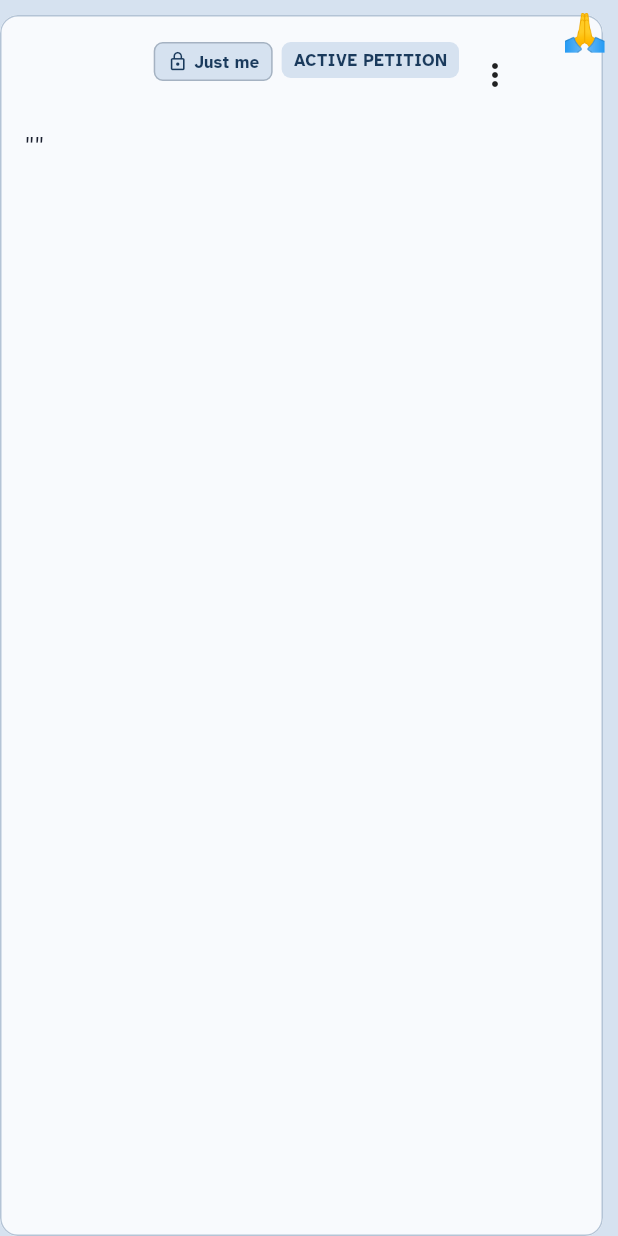
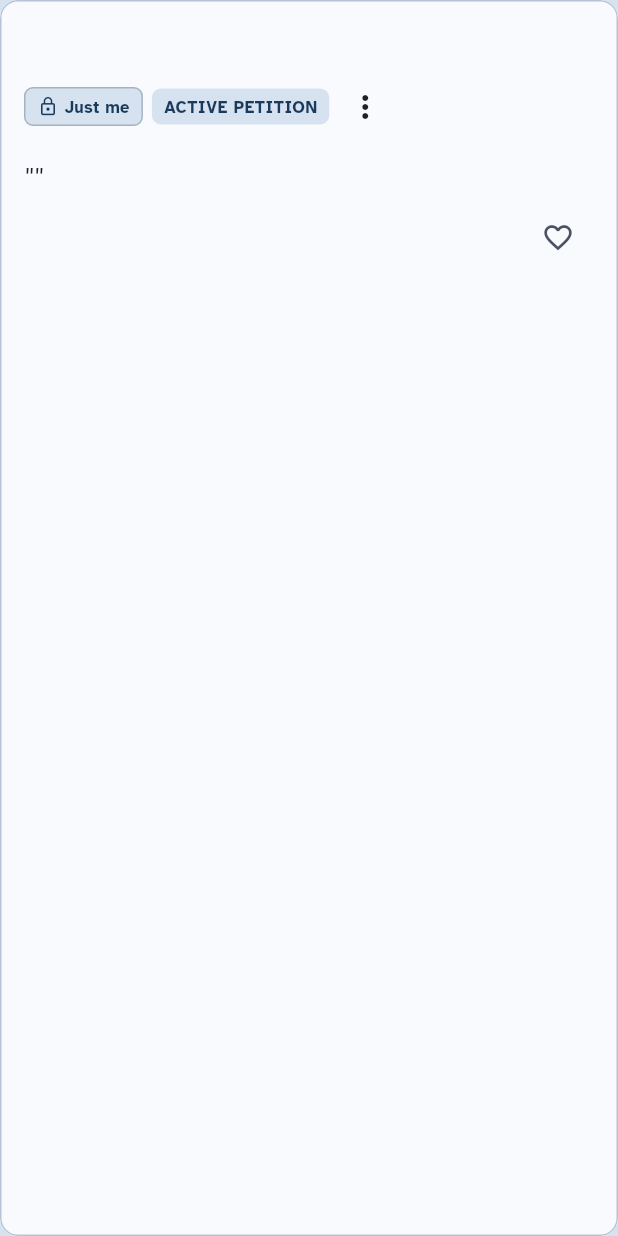
Before and after one commit to jasonflaherty/ask-seek-knock-selah-pray-app, a Flutter app: the PrayerCard widget shown alone on an empty page, opened directly with empty values, on a phone screen of 412 x 824 dp. Run offline on Flutter 3.47's test engine with Material 3 defaults, Android fonts, the phone set to English and light mode, and no system bars; our stand-ins replace drift, file_picker, flutter_riverpod, go_router, google_sign_in, pdf and 3 more; missing offline and left inert: extension_google_sign_in_as_googleapis_auth, googleapis; accounts and stored records are empty; generated files the repository leaves out were written again.

Commit message:
Give petition titles the full card width and mark prayed with a heart.
The home title is smaller and regular weight.

Co-authored-by: Cursor <cursoragent@cursor.com>

```diff
--- a/lib/features/prayers/presentation/prayer_card.dart
+++ b/lib/features/prayers/presentation/prayer_card.dart
@@ -51,60 +51,37 @@ class PrayerCard extends ConsumerWidget {
       button: true,
       label: label,
       customSemanticsActions: {
-        const CustomSemanticsAction(label: 'Prayed'): onPrayed,
+        const CustomSemanticsAction(label: 'Prayed for'): onPrayed,
         if (!prayer.isAnswered)
           const CustomSemanticsAction(label: 'Mark answered'): onMarkAnswered,
         const CustomSemanticsAction(label: 'Delete'): onDelete,
       },
-      child: Padding(
-        // Room for the pray icon hanging off the top-right corner.
-        padding: const EdgeInsets.only(top: 10, right: 10),
-        child: Stack(
-          clipBehavior: Clip.none,
-          children: [
-            Card(
+      child: Card(
         clipBehavior: Clip.antiAlias,
         child: InkWell(
           onTap: onTap,
           child: Padding(
-                  padding: const EdgeInsets.fromLTRB(
-                    AppTheme.cardPadding,
-                    AppTheme.cardPadding,
-                    AppTheme.cardPadding + 4,
-                    AppTheme.cardPadding,
-                  ),
+            padding: const EdgeInsets.all(AppTheme.cardPadding),
             child: Column(
               crossAxisAlignment: CrossAxisAlignment.start,
               children: [
-                      Row(
-                        crossAxisAlignment: CrossAxisAlignment.start,
-                        children: [
-                          Expanded(
-                            child: Column(
-                              crossAxisAlignment: CrossAxisAlignment.start,
-                              children: [
-                                Text(
-                                  _focus,
-                                  style: theme.textTheme.titleMedium,
-                                ),
+                Text(_focus, style: theme.textTheme.titleMedium),
                 if (prayer.hasPerson &&
                     prayer.name.trim().toLowerCase() !=
                         prayer.person.trim().toLowerCase()) ...[
                   const SizedBox(height: 2),
-                                  Text(
-                                    prayer.name,
-                                    style: theme.textTheme.bodySmall,
-                                  ),
+                  Text(prayer.name, style: theme.textTheme.bodySmall),
                 ],
-                              ],
-                            ),
-                          ),
-                          const SizedBox(width: 8),
+                const SizedBox(height: 8),
+                Row(
+                  children: [
                     _VisibilityBadge(shared: prayer.shared),
                     const SizedBox(width: 6),
-                          _StatusBadge(
+                    Flexible(
+                      child: _StatusBadge(
                         answered: prayer.isAnswered,
                         label: statusLabel,
+                      ),
                     ),
                     PopupMenuButton<String>(
                       tooltip: 'Prayer actions',
@@ -130,8 +107,6 @@ class PrayerCard extends ConsumerWidget {
                         ),
                       ],
                     ),
-                          // Spacer so the hanging pray icon does not cover "...".
-                          const SizedBox(width: 28),
                   ],
                 ),
                 const SizedBox(height: 10),
@@ -164,8 +139,7 @@ class PrayerCard extends ConsumerWidget {
                             const SizedBox(width: 4),
                             Text(
                               refText,
-                                    style: theme.textTheme.labelMedium
-                                        ?.copyWith(
+                              style: theme.textTheme.labelMedium?.copyWith(
                                 color: theme.colorScheme.primary,
                               ),
                             ),
@@ -187,12 +161,8 @@ class PrayerCard extends ConsumerWidget {
                     width: double.infinity,
                     padding: const EdgeInsets.all(12),
                     decoration: BoxDecoration(
-                            color: palette.answeredBadgeBg.withValues(
-                              alpha: 0.45,
-                            ),
-                            borderRadius: BorderRadius.circular(
-                              AppTheme.chipRadius,
-                            ),
+                      color: palette.answeredBadgeBg.withValues(alpha: 0.45),
+                      borderRadius: BorderRadius.circular(AppTheme.chipRadius),
                     ),
                     child: Text.rich(
                       TextSpan(
@@ -214,9 +184,14 @@ class PrayerCard extends ConsumerWidget {
                     ),
                   ),
                 ],
-                      if (prayer.tags.isNotEmpty) ...[
-                        const SizedBox(height: 10),
-                        Wrap(
+                const SizedBox(height: 4),
+                Row(
+                  crossAxisAlignment: CrossAxisAlignment.end,
+                  children: [
+                    Expanded(
+                      child: prayer.tags.isEmpty
+                          ? const SizedBox.shrink()
+                          : Wrap(
                               spacing: 6,
                               runSpacing: 6,
                               children: [
@@ -229,25 +204,20 @@ class PrayerCard extends ConsumerWidget {
                                   ),
                               ],
                             ),
+                    ),
+                    PrayedButton(onPressed: onPrayed),
                   ],
+                ),
               ],
             ),
           ),
-              ),
-            ),
-            Positioned(
-              top: -12,
-              right: -12,
-              child: PrayedButton(onPressed: onPrayed),
-            ),
-          ],
         ),
       ),
     );
   }
 }
 
-/// Icon-only pray control (praying hands). No bordered button chrome.
+/// Heart control. Tap records that this petition was prayed for.
 class PrayedButton extends StatefulWidget {
   const PrayedButton({super.key, required this.onPressed});
 
@@ -270,48 +240,25 @@ class _PrayedButtonState extends State<PrayedButton> {
   @override
   Widget build(BuildContext context) {
     final theme = Theme.of(context);
-    final palette = context.palette;
     final color = _justPrayed
-        ? palette.answeredBadgeFg
-        : theme.colorScheme.primary;
+        ? theme.colorScheme.primary
+        : theme.colorScheme.onSurfaceVariant;
 
-    return Tooltip(
-      message: 'Prayed',
-      child: Semantics(
-        button: true,
-        label: 'Prayed',
-        child: Material(
-          color: Colors.transparent,
-          child: InkWell(
-            onTap: _press,
-            customBorder: const CircleBorder(),
-            child: SizedBox(
-              width: AppTheme.minTapTarget,
-              height: AppTheme.minTapTarget,
-              child: Center(
-                child: AnimatedSwitcher(
+    return IconButton(
+      tooltip: 'Prayed for',
+      onPressed: _press,
+      padding: EdgeInsets.zero,
+      constraints: const BoxConstraints(
+        minWidth: AppTheme.minTapTarget,
+        minHeight: AppTheme.minTapTarget,
+      ),
+      icon: AnimatedSwitcher(
         duration: const Duration(milliseconds: 200),
-                  child: _justPrayed
-                      ? Icon(
-                          Icons.check_circle_outline,
-                          key: const ValueKey('check'),
-                          size: 26,
+        child: Icon(
+          _justPrayed ? Icons.favorite : Icons.favorite_border,
+          key: ValueKey(_justPrayed),
+          size: 22,
           color: color,
-                        )
-                      : Text(
-                          '🙏',
-                          key: const ValueKey('pray'),
-                          style: TextStyle(
-                            fontSize: 24,
-                            height: 1,
-                            color: color,
-                          ),
-                          textAlign: TextAlign.center,
-                        ),
-                ),
-              ),
-            ),
-          ),
         ),
       ),
     );
@@ -329,7 +276,6 @@ class _VisibilityBadge extends StatelessWidget {
     final palette = context.palette;
     final label = shared ? 'Church' : 'Just me';
     return Container(
-      margin: const EdgeInsets.only(top: 2),
       padding: const EdgeInsets.symmetric(horizontal: 8, vertical: 5),
       decoration: BoxDecoration(
         color: palette.selectedItemBg,
@@ -375,7 +321,6 @@ class _StatusBadge extends StatelessWidget {
     final fg = answered ? palette.answeredBadgeFg : theme.colorScheme.primary;
 
     return Container(
-      margin: const EdgeInsets.only(top: 2),
       padding: const EdgeInsets.symmetric(horizontal: 8, vertical: 5),
       decoration: BoxDecoration(
         color: bg,
@@ -388,12 +333,16 @@ class _StatusBadge extends StatelessWidget {
             Icon(Icons.check, size: 14, color: fg),
             const SizedBox(width: 4),
           ],
-          Text(
+          Flexible(
+            child: Text(
               label,
+              maxLines: 1,
+              overflow: TextOverflow.ellipsis,
               style: theme.textTheme.labelMedium?.copyWith(
                 color: fg,
                 letterSpacing: 0.4,
                 fontSize: 11,
+              ),
             ),
           ),
         ],
--- a/lib/features/prayers/presentation/prayer_detail_screen.dart
+++ b/lib/features/prayers/presentation/prayer_detail_screen.dart
@@ -11,7 +11,6 @@ import '../../verses/domain/verse.dart';
 import '../../verses/presentation/verse_picker_sheet.dart';
 import '../application/prayer_share.dart';
 import '../domain/prayer.dart';
-import 'prayer_card.dart';
 
 class PrayerDetailScreen extends ConsumerStatefulWidget {
   const PrayerDetailScreen({super.key, required this.prayerId});
@@ -199,21 +198,12 @@ class _PrayerDetailScreenState extends ConsumerState<PrayerDetailScreen> {
                 child: ListView(
                   padding: const EdgeInsets.all(AppTheme.screenPadding),
                   children: [
-                    Row(
-                      crossAxisAlignment: CrossAxisAlignment.start,
-                      children: [
-                        Expanded(
-                          child: Semantics(
-                            header: true,
-                            child: Text(
-                              prayer.name,
-                              style: theme.textTheme.headlineLarge,
-                            ),
-                          ),
-                        ),
-                        const SizedBox(width: 12),
-                        PrayedButton(onPressed: () => _prayed()),
-                      ],
+                    Semantics(
+                      header: true,
+                      child: Text(
+                        prayer.name,
+                        style: theme.textTheme.headlineLarge,
+                      ),
                     ),
                     const SizedBox(height: 8),
                     Text(
--- a/lib/features/prayers/presentation/prayer_list_screen.dart
+++ b/lib/features/prayers/presentation/prayer_list_screen.dart
@@ -39,7 +39,9 @@ class PrayerListScreen extends ConsumerWidget {
           'Ask, Seek, Knock...',
           maxLines: 1,
           overflow: TextOverflow.ellipsis,
-          style: theme.textTheme.titleLarge,
+          style: theme.textTheme.bodyLarge?.copyWith(
+            fontWeight: FontWeight.w400,
+          ),
         ),
         actions: [
           IconButton(
@@ -237,10 +239,7 @@ class _EmptyState extends StatelessWidget {
             color: theme.colorScheme.primary,
           ),
           const SizedBox(height: 16),
-          Text(
-            'Begin with a petition',
-            style: theme.textTheme.titleLarge,
-          ),
+          Text('Begin with a petition', style: theme.textTheme.titleLarge),
           const SizedBox(height: 8),
           Text(
             'Add who you are praying for. Selah will suggest promises '
@@ -251,9 +250,7 @@ class _EmptyState extends StatelessWidget {
           const SizedBox(height: 8),
           Text(
             'SELAH · Pause, Reflect, Meditate',
-            style: theme.textTheme.bodySmall?.copyWith(
-              letterSpacing: 0.8,
-            ),
+            style: theme.textTheme.bodySmall?.copyWith(letterSpacing: 0.8),
           ),
           const SizedBox(height: 24),
           FilledButton(
```
Also changed, not shown: 2 other files. Lines whose indentation alone changed are shown as unchanged.
